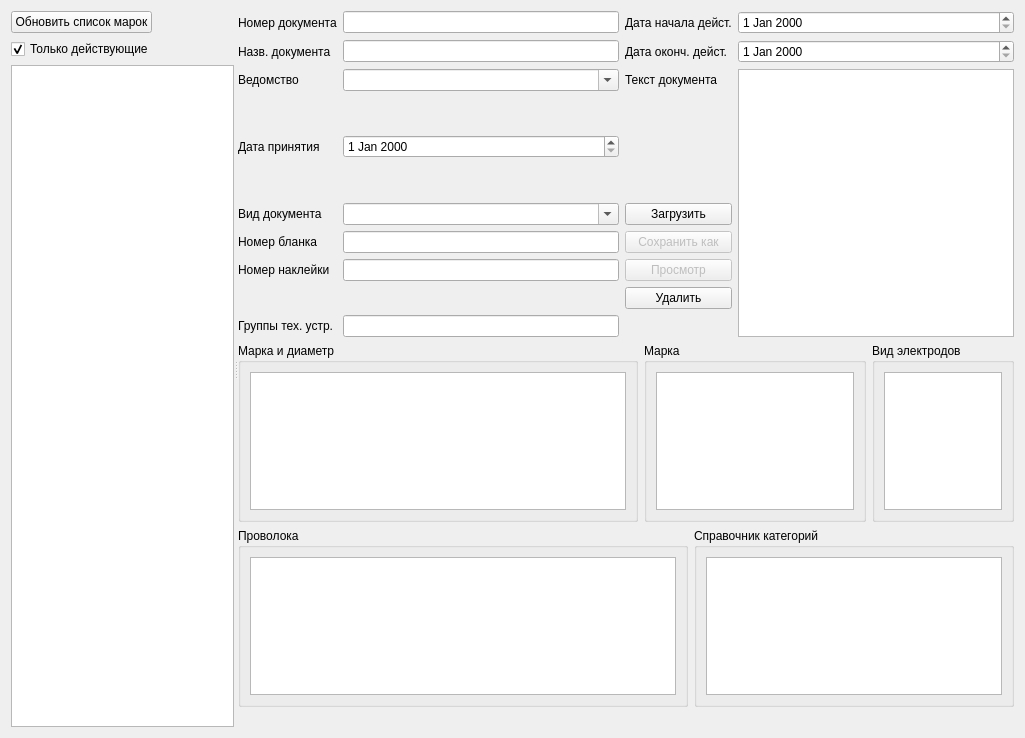
Before: the Qt Designer form formdoc.ui in Sergeyego/el_sert, drawn with Qt 5.
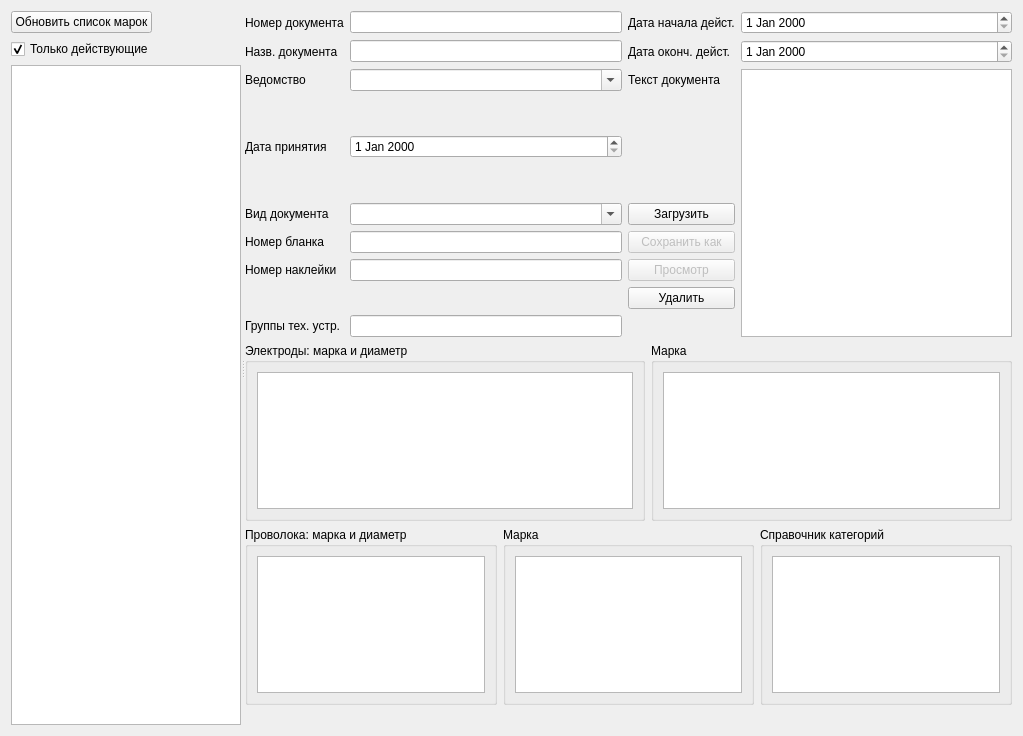
After: the same form once the commit is applied. Icons and pictures are not drawn. Custom widgets are drawn as their Qt base class.

The edit to the form file:
```diff
--- a/formdoc.ui
+++ b/formdoc.ui
@@ -6,8 +6,8 @@
    <rect>
     <x>0</x>
     <y>0</y>
-    <width>1025</width>
-    <height>738</height>
+    <width>1023</width>
+    <height>736</height>
    </rect>
   </property>
   <property name="windowTitle">
@@ -64,7 +64,7 @@
        </item>
       </layout>
      </widget>
-     <widget class="QWidget" name="">
+     <widget class="QWidget" name="layoutWidget">
       <layout class="QVBoxLayout" name="verticalLayout_5">
        <item>
         <layout class="QGridLayout" name="gridLayout">
@@ -264,7 +264,7 @@
             </size>
            </property>
            <property name="title">
-            <string>Марка и диаметр</string>
+            <string>Электроды: марка и диаметр</string>
            </property>
            <layout class="QVBoxLayout" name="verticalLayout_2">
             <item>
@@ -285,24 +285,6 @@
            </layout>
           </widget>
          </item>
-         <item>
-          <widget class="QGroupBox" name="groupBox">
-           <property name="maximumSize">
-            <size>
-             <width>200</width>
-             <height>16777215</height>
-            </size>
-           </property>
-           <property name="title">
-            <string>Вид электродов</string>
-           </property>
-           <layout class="QVBoxLayout" name="verticalLayout">
-            <item>
-             <widget class="DbViewer" name="tableViewVid"/>
-            </item>
-           </layout>
-          </widget>
-         </item>
         </layout>
        </item>
        <item>
@@ -310,10 +292,22 @@
          <item>
           <widget class="QGroupBox" name="groupBoxWire">
            <property name="title">
-            <string>Проволока</string>
+            <string>Проволока: марка и диаметр</string>
            </property>
            <layout class="QVBoxLayout" name="verticalLayout_8">
             <item>
+             <widget class="DbViewer" name="tableViewWireDiam"/>
+            </item>
+           </layout>
+          </widget>
+         </item>
+         <item>
+          <widget class="QGroupBox" name="groupBox_5">
+           <property name="title">
+            <string>Марка</string>
+           </property>
+           <layout class="QVBoxLayout" name="verticalLayout_9">
+            <item>
              <widget class="DbViewer" name="tableViewWire"/>
             </item>
            </layout>
```
Left out of the diff: 1 changed line with no effect on the pictures.
